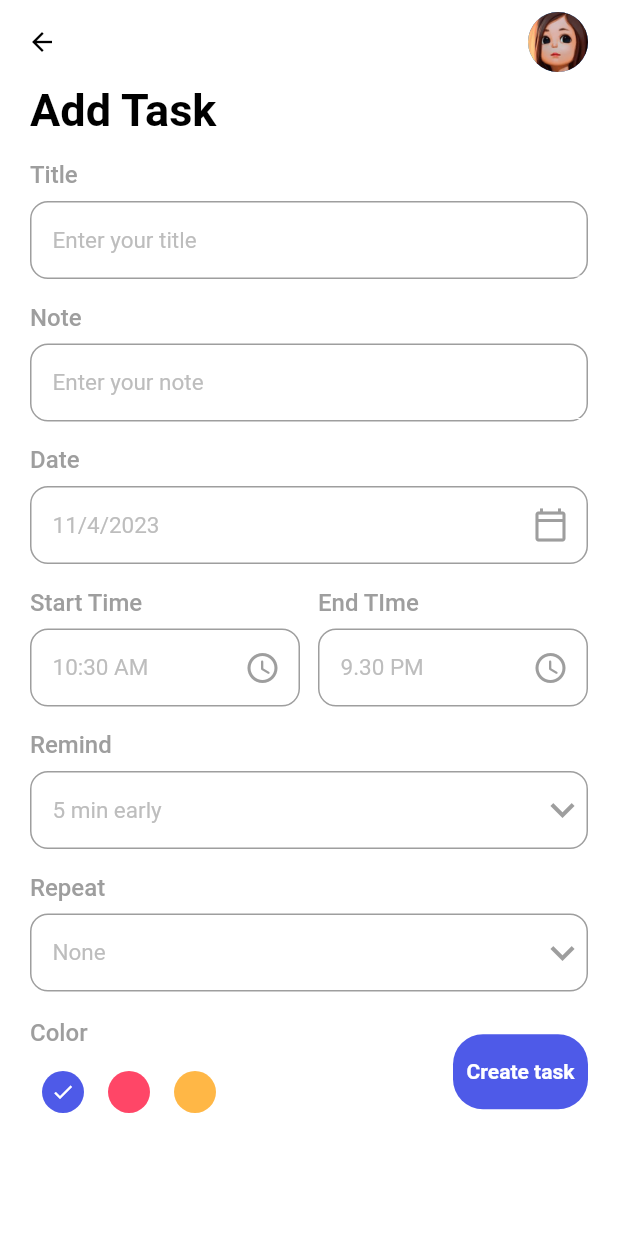
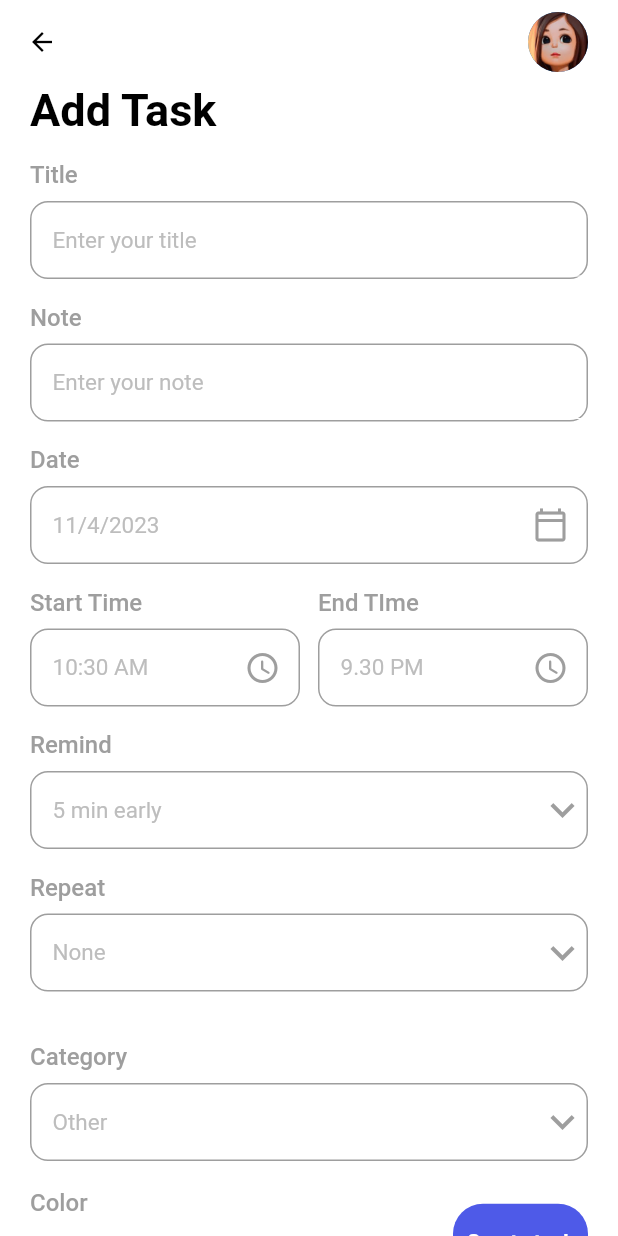
Before and after one commit to kalanaweranga-Task/Task_Manager_App, a Flutter app: the screen it shows after launch, after a tap on "+ Task", on a phone screen of 412 x 824 dp. Run offline on Flutter 3.47's test engine with Material 2 defaults, Android fonts, the phone set to English and light mode, and no system bars; our stand-ins replace date_picker_timeline, flutter_local_notifications, flutter_staggered_animations, get, get_storage, google_fonts and 2 more; missing offline and left inert: filter_list; accounts and stored records are empty.

Commit message:
added category to task

```diff
--- a/lib/db/db_helper.dart
+++ b/lib/db/db_helper.dart
@@ -18,7 +18,7 @@ class DBHelper {
         onCreate: ((db, version) {
           print("Creating a new one");
           return db.execute(
-            'CREATE TABLE $_tableName(id INTEGER PRIMARY KEY AUTOINCREMENT, title STRING, note TEXT, date TEXT, startTime TEXT, endTime TEXT, color INTEGER, remind INTEGER, repeat STRING, isCompleted INTEGER)',
+            'CREATE TABLE $_tableName(id INTEGER PRIMARY KEY AUTOINCREMENT, title STRING, note TEXT, date TEXT, startTime TEXT, endTime TEXT, color INTEGER, category STRING, remind INTEGER, repeat STRING, isCompleted INTEGER)',
           );
         }),
       );
--- a/lib/models/task.dart
+++ b/lib/models/task.dart
@@ -6,6 +6,7 @@ class Task {
   String? startTime;
   String? endTime;
   int? color;
+  String? category;
   int? remind;
   String? repeat;
   int? isCompleted;
@@ -18,6 +19,7 @@ class Task {
     this.startTime,
     this.endTime,
     this.color,
+    this.category,
     this.remind,
     this.repeat,
     this.isCompleted,
@@ -31,6 +33,7 @@ class Task {
     startTime = json['startTime'];
     endTime = json['endTime'];
     color = json['color'];
+    category = json['category'];
     remind = json['remind'];
     repeat = json['repeat'];
     isCompleted = json['isCompleted'];
@@ -45,6 +48,7 @@ class Task {
     data['startTime'] = startTime;
     data['endTime'] = endTime;
     data['color'] = color;
+    data['category'] = category;
     data['remind'] = remind;
     data['repeat'] = repeat;
     data['isCompleted'] = isCompleted;
--- a/lib/ui/add_task_bar.dart
+++ b/lib/ui/add_task_bar.dart
@@ -47,6 +47,19 @@ class _AddTaskPageState extends State<AddTaskPage> {
     "Weekly",
     "Monthly",
     "Annualy",
+  ];
+
+  String _selectedCategory = "Other";
+   List<String> categoryList = [
+    "Education",
+    "Sports",
+    "Food",
+    "Meetings",
+    "Friends",
+    "Family",
+    "Groceries",
+    "Fitness",
+    "Other"
   ];
 
   int _selectedColor = 0;
@@ -177,6 +190,35 @@ class _AddTaskPageState extends State<AddTaskPage> {
                 const SizedBox(
                   height: 18,
                 ),
+                // Category
+                MyInputField(
+                  title: "Category",
+                  hint: _selectedCategory,
+                  widget: DropdownButton(
+                    icon: const Icon(
+                      Icons.keyboard_arrow_down,
+                      color: Colors.grey,
+                    ),
+                    iconSize: 32,
+                    elevation: 4,
+                    style: subTitleStyle,
+                    underline: Container(),
+                    items: categoryList
+                        .map((e) => DropdownMenuItem(
+                              value: e,
+                              child: Text(e),
+                            ))
+                        .toList(),
+                    onChanged: (value) {
+                      setState(() {
+                        _selectedCategory = value.toString();
+                      });
+                    },
+                  ),
+                ),
+                const SizedBox(
+                  height: 18,
+                ),
                 Row(
                   mainAxisAlignment: MainAxisAlignment.spaceBetween,
                   children: [
@@ -215,6 +257,7 @@ class _AddTaskPageState extends State<AddTaskPage> {
         remind: _selectedRemind,
         repeat: _selectedRepeat,
         color: _selectedColor,
+        category: _selectedCategory,
         isCompleted: 0,
       ),
     );
--- a/lib/ui/home_page.dart
+++ b/lib/ui/home_page.dart
@@ -18,6 +18,7 @@ import 'package:task_management_app/ui/theme.dart';
 import 'package:task_management_app/ui/widgets/button.dart';
 import 'package:task_management_app/ui/widgets/input_field.dart';
 import 'package:task_management_app/ui/widgets/task_tile.dart'; // Import the intl package
+import 'package:filter_list/filter_list.dart';
 
 class HomePage extends StatefulWidget {
   const HomePage({Key? key}) : super(key: key);
@@ -73,7 +74,7 @@ class _HomePageState extends State<HomePage> {
   }
 
   _showTask() {
-    print("Length::::${_taskController.taskList.length}");
+    // print("Length::::${_taskController.taskList.length}");
     return Expanded(
       child: Obx(() {
         return ListView.builder(
@@ -279,7 +280,6 @@ class _HomePageState extends State<HomePage> {
                   await Get.to(() => AddTaskPage());
                   _taskController.getTask();
                   display_list = _taskController.taskList;
-
                 })
           ],
         ));
@@ -305,6 +305,22 @@ class _HomePageState extends State<HomePage> {
           ),
         ));
   }
+
+  // void openFilterDialog(context) async {
+  //   await FilterListDialog.display<String>(
+  //     context,
+  //     listData: userList,
+  //     selectedListData: selectedUserList,
+  //     choiceChipLabel: (user) => user!.name,
+  //     validateSelectedItem: (, val) => list!.contains(val),
+  //     onApplyButtonClick: (list) {
+  //       setState(() {
+  //         display_list = List.from(list!);
+  //       });
+  //       Navigator.pop(context);
+  //     },
+  //   );
+  // }
 
   void updateList(String value) {
     //search filtering list
@@ -346,10 +362,16 @@ class _HomePageState extends State<HomePage> {
           width: 10,
         ),
         // const CircleAvatar(
-        const Icon(
-          Icons.filter_list,
-          color: Colors.black,
+        TextButton(
+          onPressed: () {
+            Get.to(() => AddTaskPage());
+          },
+          child: Icon(
+            Icons.filter_list,
+            color: Colors.black,
+          ),
         ),
+
         // backgroundImage: AssetImage("images/profile.jpg"),
         // ),
         const SizedBox(
--- a/lib/ui/widgets/task_tile.dart
+++ b/lib/ui/widgets/task_tile.dart
@@ -76,7 +76,7 @@ class TaskTile extends StatelessWidget {
           RotatedBox(
             quarterTurns: 3,
             child: Text(
-              task!.isCompleted == 1 ? "COMPLETED" : "TODO",
+              task!.isCompleted == 1 ? "COMPLETED" : "${task!.category}",
               style: GoogleFonts.lato(
                 textStyle: TextStyle(
                     fontSize: 10,
--- a/pubspec.yaml
+++ b/pubspec.yaml
@@ -44,6 +44,7 @@ dependencies:
   # flutter_native_timezone: ^1.0.4
   sqflite: ^2.3.0
   flutter_staggered_animations:
+  filter_list: ^1.0.2
   # flutter_native_timezone:
 
 
```
Also changed, not shown: pubspec.lock.
